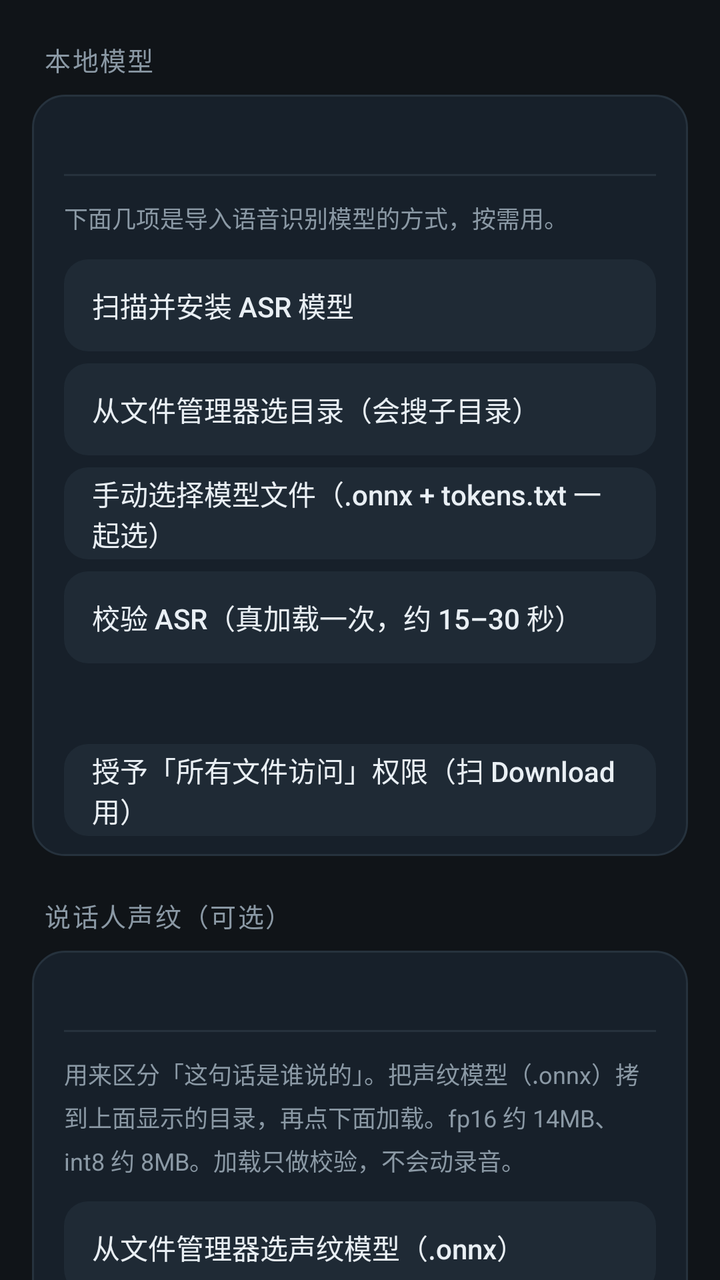
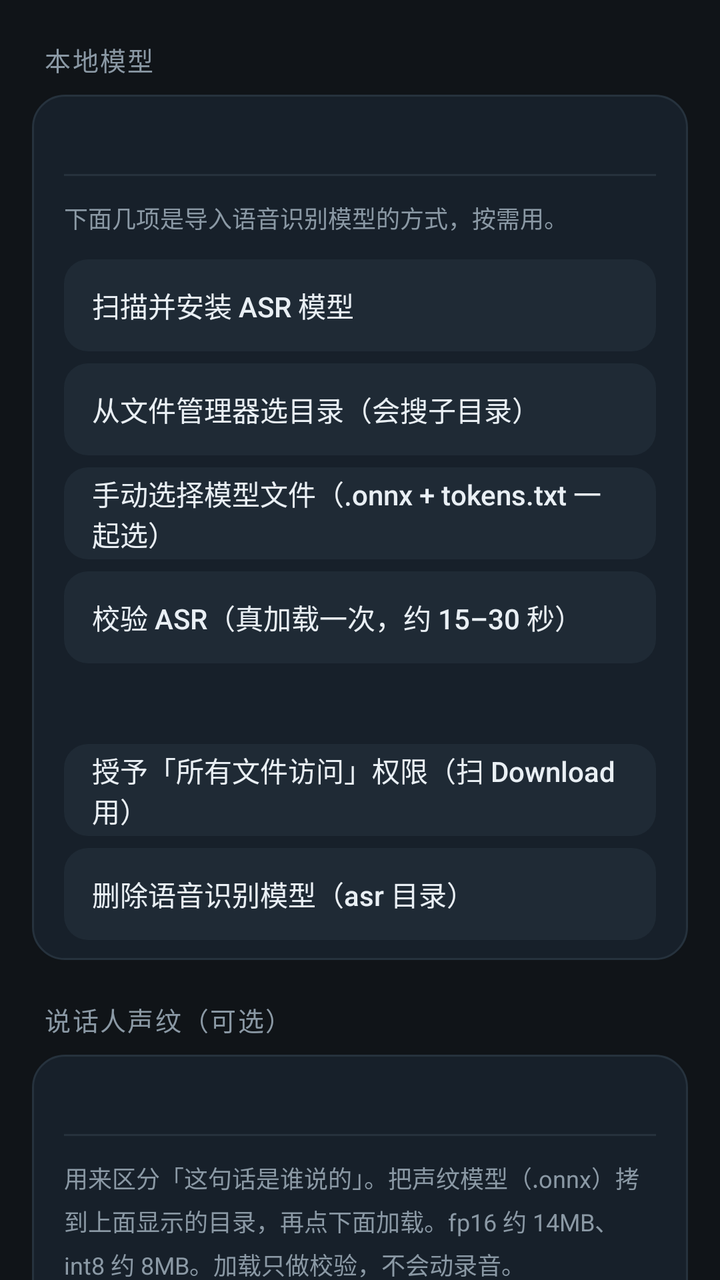

Compare the two renders of this Android layout. The source of the first and the diff that turns it into the second are given below.
<!-- AndroidManifest.xml: application theme Theme.LoudSpeak -->
<!-- res/layout/settings_model.xml -->
<?xml version="1.0" encoding="utf-8"?>
<ScrollView xmlns:android="http://schemas.android.com/apk/res/android"
    android:layout_width="match_parent"
    android:layout_height="match_parent"
    android:fillViewport="true"
    android:scrollbars="none">

    <LinearLayout
        android:layout_width="match_parent"
        android:layout_height="wrap_content"
        android:orientation="vertical"
        android:paddingLeft="16dp"
        android:paddingRight="16dp"
        android:paddingBottom="32dp">

        <TextView style="@style/SetSection" android:text="本地模型" />

        <LinearLayout style="@style/SetCard">

            <TextView
                android:id="@+id/tvModelStatus"
                android:layout_width="match_parent"
                android:layout_height="wrap_content"
                android:lineSpacingMultiplier="1.35"
                android:paddingTop="12dp"
                android:paddingBottom="6dp"
                android:textColor="@color/s_text"
                android:textSize="13sp" />

            <View style="@style/SetDivider" />

            <TextView
                style="@style/SetDesc"
                android:paddingTop="12dp"
                android:paddingBottom="6dp"
                android:text="下面几项是导入语音识别模型的方式，按需用。" />

            <androidx.appcompat.widget.AppCompatButton
                android:id="@+id/btnScan"
                style="@style/SetBtn"
                android:text="扫描并安装 ASR 模型" />

            <androidx.appcompat.widget.AppCompatButton
                android:id="@+id/btnSaf"
                style="@style/SetBtn"
                android:text="从文件管理器选目录（会搜子目录）" />

            <androidx.appcompat.widget.AppCompatButton
                android:id="@+id/btnPick"
                style="@style/SetBtn"
                android:text="手动选择模型文件（.onnx + tokens.txt 一起选）" />

            <androidx.appcompat.widget.AppCompatButton
                android:id="@+id/btnCheck"
                style="@style/SetBtn"
                android:text="校验 ASR（真加载一次，约 15–30 秒）" />

            <TextView
                android:id="@+id/tvPerm"
                style="@style/SetDesc"
                android:paddingTop="10dp" />

            <androidx.appcompat.widget.AppCompatButton
                android:id="@+id/btnPerm"
                style="@style/SetBtn"
                android:text="授予「所有文件访问」权限（扫 Download 用）" />
        </LinearLayout>

        <TextView style="@style/SetSection" android:text="说话人声纹（可选）" />

        <LinearLayout style="@style/SetCard">

            <TextView
                android:id="@+id/tvSpkStatus"
                android:layout_width="match_parent"
                android:layout_height="wrap_content"
                android:lineSpacingMultiplier="1.35"
                android:paddingTop="12dp"
                android:paddingBottom="6dp"
                android:textColor="@color/s_text"
                android:textSize="13sp" />

            <View style="@style/SetDivider" />

            <TextView
                style="@style/SetDesc"
                android:paddingTop="12dp"
                android:paddingBottom="6dp"
                android:text="用来区分「这句话是谁说的」。把声纹模型（.onnx）拷到上面显示的目录，再点下面加载。fp16 约 14MB、int8 约 8MB。加载只做校验，不会动录音。" />

            <androidx.appcompat.widget.AppCompatButton
                android:id="@+id/btnSpkPickFile"
                style="@style/SetBtn"
                android:text="从文件管理器选声纹模型（.onnx）" />

            <androidx.appcompat.widget.AppCompatButton
                android:id="@+id/btnSpkLoad"
                style="@style/SetBtn"
                android:text="加载 / 校验声纹模型" />

            <View style="@style/SetDivider" />

            <TextView
                android:id="@+id/tvSpkList"
                android:layout_width="match_parent"
                android:layout_height="wrap_content"
                android:lineSpacingMultiplier="1.35"
                android:paddingTop="12dp"
                android:paddingBottom="6dp"
                android:textColor="@color/s_text"
                android:textSize="13sp" />

            <androidx.appcompat.widget.AppCompatButton
                android:id="@+id/btnSpkAdd"
                style="@style/SetBtn"
                android:text="＋ 添加声纹（录 6 秒）" />

            <androidx.appcompat.widget.AppCompatButton
                android:id="@+id/btnSpkManage"
                style="@style/SetBtn"
                android:text="管理已登记的声纹（改名 / 删除 / 标注开关）" />

            <View style="@style/SetDivider" />

            <LinearLayout style="@style/SetRow">
                <LinearLayout
                    android:layout_width="0dp"
                    android:layout_height="wrap_content"
                    android:layout_weight="1"
                    android:orientation="vertical">
                    <TextView style="@style/SetTitle" android:text="音量不达标标注" />
                    <TextView
                        style="@style/SetDesc"
                        android:text="某句话说话声音太小（低于阈值）时，在那几个字下方画蓝色下划线提醒。可单独关。" />
                </LinearLayout>
                <Switch
                    android:id="@+id/swLowVol"
                    style="@style/SetSwitch" />
            </LinearLayout>
        </LinearLayout>

        <TextView style="@style/SetSection" android:text="识别语言" />

        <LinearLayout style="@style/SetCard">
            <TextView
                style="@style/SetDesc"
                android:paddingTop="12dp"
                android:paddingBottom="6dp"
                android:text="「中文」只留中文句，说了英文会整句跳过（不显示乱码）；中英混说选「中英文」；「自动」识别成什么语种就留什么，完全不过滤。" />

            <RadioGroup
                android:id="@+id/rgLang"
                android:layout_width="match_parent"
                android:layout_height="wrap_content"
                android:orientation="vertical">

                <RadioButton
                    android:id="@+id/rbLangZh"
                    style="@style/SetRadio"
                    android:text="中文" />

                <RadioButton
                    android:id="@+id/rbLangEn"
                    style="@style/SetRadio"
                    android:text="英文" />

                <RadioButton
                    android:id="@+id/rbLangAuto"
                    style="@style/SetRadio"
                    android:text="中英文" />

                <RadioButton
                    android:id="@+id/rbLangRaw"
                    style="@style/SetRadio"
                    android:text="自动" />
            </RadioGroup>
        </LinearLayout>

        <TextView style="@style/SetSection" android:text="网络通道" />

        <LinearLayout style="@style/SetCard">

            <TextView
                android:id="@+id/tvNetStatus"
                style="@style/SetDesc"
                android:paddingTop="12dp" />

            <RadioGroup
                android:id="@+id/rgNet"
                android:layout_width="match_parent"
                android:layout_height="wrap_content"
                android:orientation="vertical">

                <RadioButton
                    android:id="@+id/rbNetAuto"
                    style="@style/SetRadio"
                    android:text="自动：PC 通就用 PC，不通就用本地" />

                <RadioButton
                    android:id="@+id/rbNetLocal"
                    style="@style/SetRadio"
                    android:text="只用本地（完全离线）" />

                <RadioButton
                    android:id="@+id/rbNetPc"
                    style="@style/SetRadio"
                    android:text="只用 PC（PC 没开就报错，不偷偷换）" />
            </RadioGroup>

            <View style="@style/SetDivider" />

            <LinearLayout style="@style/SetRow">
                <LinearLayout
                    android:layout_width="0dp"
                    android:layout_height="wrap_content"
                    android:layout_weight="1"
                    android:orientation="vertical">

                    <TextView style="@style/SetTitle" android:text="PC 地址" />
                    <TextView
                        android:id="@+id/tvPcAddr"
                        style="@style/SetDesc" />
                </LinearLayout>

                <androidx.appcompat.widget.AppCompatButton
                    android:id="@+id/btnPcIp"
                    style="@style/SetBtn"
                    android:layout_width="wrap_content"
                    android:layout_marginTop="0dp"
                    android:text="改 IP" />
            </LinearLayout>

            <View style="@style/SetDivider" />

            <LinearLayout style="@style/SetRow">
                <LinearLayout
                    android:layout_width="0dp"
                    android:layout_height="wrap_content"
                    android:layout_weight="1"
                    android:orientation="vertical">

                    <TextView style="@style/SetTitle" android:text="用家里 PC 的大模型判定" />
                    <TextView
                        style="@style/SetDesc"
                        android:text="关着的时候，判定在手机上离线做完，录音和文字都不出手机。&#10;打开后，每次判定会把「这次的句子文字」发给上面的 PC，PC 上的大模型判完回结果；PC 没开、断了、超时，都自动退回手机本地规则，不会卡住也不会报错。" />
                </LinearLayout>

                <Switch
                    android:id="@+id/swPcJudge"
                    style="@style/SetSwitch" />
            </LinearLayout>

            <androidx.appcompat.widget.AppCompatButton
                android:id="@+id/btnPcJudgeTest"
                style="@style/SetBtn"
                android:layout_marginTop="0dp"
                android:text="测试 PC 判定（发两句样例试试）" />

            <TextView
                style="@style/SetDesc"
                android:paddingTop="8dp"
                android:text="⚠ 只有这一项会把数据发到局域网里的 PC（只发本次句子文字，不发录音）。想要「数据绝不出手机」，把开关关掉即可，关掉后 App 一次网络请求都不会发。" />
        </LinearLayout>

        <TextView style="@style/SetSection" android:text="其它" />

        <LinearLayout style="@style/SetCard">
            <androidx.appcompat.widget.AppCompatButton
                android:id="@+id/btnSelf"
                style="@style/SetBtn"
                android:layout_marginTop="12dp"
                android:text="系统自检（内存 / 存储 / 麦克风）" />

            <androidx.appcompat.widget.AppCompatButton
                android:id="@+id/btnCapture"
                style="@style/SetBtn"
                android:text="采集验证（预览 / 录制 / 实测分辨率）" />

            <androidx.appcompat.widget.AppCompatButton
                android:id="@+id/btnErr"
                style="@style/SetBtn"
                android:text="错误报告（调试用）" />
        </LinearLayout>
    </LinearLayout>
</ScrollView>
<!-- resources referenced by this layout -->
<resources>
  <color name="s_text">#FFE9EFF4</color>
  <style name="SetDesc">
          <item name="android:layout_width">match_parent</item>
          <item name="android:layout_height">wrap_content</item>
          <item name="android:textColor">@color/s_text2</item>
          <item name="android:textSize">12sp</item>
          <item name="android:lineSpacingMultiplier">1.25</item>
          <item name="android:paddingTop">3dp</item>
          <item name="android:paddingBottom">8dp</item>
      </style>
  <style name="SetDivider">
          <item name="android:layout_width">match_parent</item>
          <item name="android:layout_height">1dp</item>
          <item name="android:background">@color/s_stroke</item>
      </style>
  <style name="SetRadio">
          <item name="android:layout_width">match_parent</item>
          <item name="android:layout_height">wrap_content</item>
          <item name="android:textColor">@color/s_text</item>
          <item name="android:textSize">14sp</item>
          <item name="android:minHeight">44dp</item>
          <item name="android:buttonTint">@color/s_accent</item>
      </style>
  <style name="SetRow">
          <item name="android:layout_width">match_parent</item>
          <item name="android:layout_height">wrap_content</item>
          <item name="android:orientation">horizontal</item>
          <item name="android:gravity">center_vertical</item>
          <item name="android:minHeight">54dp</item>
          <item name="android:paddingTop">10dp</item>
          <item name="android:paddingBottom">10dp</item>
      </style>
  <style name="SetSwitch">
          <item name="android:layout_width">wrap_content</item>
          <item name="android:layout_height">wrap_content</item>
          <item name="android:layout_marginStart">8dp</item>
          <item name="android:thumbTint">@color/s_accent</item>
      </style>
  <style name="SetTitle">
          <item name="android:layout_width">wrap_content</item>
          <item name="android:layout_height">wrap_content</item>
          <item name="android:textColor">@color/s_text</item>
          <item name="android:textSize">15sp</item>
      </style>
  <style name="Theme.LoudSpeak" parent="Theme.Material3.DayNight.NoActionBar">
          <item name="android:colorBackground">@color/bg</item>
          <item name="colorPrimary">@color/accent</item>
          <item name="colorOnPrimary">@color/black</item>
          
          <item name="android:windowFullscreen">true</item>
          <item name="android:windowLayoutInDisplayCutoutMode">shortEdges</item>
          
          <item name="materialButtonStyle">@style/LSButton</item>
      </style>
  <!-- drawable bg_card (drawable) -->
  <?xml version="1.0" encoding="utf-8"?>
  <shape xmlns:android="http://schemas.android.com/apk/res/android" android:shape="rectangle">
      <solid android:color="@color/s_card" />
      <corners android:radius="16dp" />
      <stroke android:width="1dp" android:color="@color/s_stroke" />
  </shape>
  <color name="s_text2">#FF8B99A5</color>
  <color name="s_stroke">#FF26323D</color>
  <color name="s_accent">#FF4FA3FF</color>
  <color name="bg">#FF101418</color>
  <color name="accent">#FF4CAF50</color>
  <color name="black">#FF000000</color>
  <style name="LSButton" parent="Widget.Material3.Button">
          <item name="backgroundTint">@color/btn_bg</item>
          <item name="android:textColor">@color/btn_text</item>
      </style>
  <color name="s_card_dis">#FF1A2129</color>
  <color name="s_card_press">#FF2C3A48</color>
  <color name="s_card_soft">#FF1F2A35</color>
  <color name="s_card">#FF17202A</color>
  <!-- unchanged entries left out for length: 4 -->
</resources>

<!-- the commit's change to res/layout/settings_model.xml (unified diff, before → after) -->
@@ -64,6 +64,11 @@
                 android:id="@+id/btnPerm"
                 style="@style/SetBtn"
                 android:text="授予「所有文件访问」权限（扫 Download 用）" />
+
+            <androidx.appcompat.widget.AppCompatButton
+                android:id="@+id/btnAsrDel"
+                style="@style/SetBtn"
+                android:text="删除语音识别模型（asr 目录）" />
         </LinearLayout>
 
         <TextView style="@style/SetSection" android:text="说话人声纹（可选）" />
@@ -120,23 +125,10 @@
                 style="@style/SetBtn"
                 android:text="管理已登记的声纹（改名 / 删除 / 标注开关）" />
 
-            <View style="@style/SetDivider" />
-
-            <LinearLayout style="@style/SetRow">
-                <LinearLayout
-                    android:layout_width="0dp"
-                    android:layout_height="wrap_content"
-                    android:layout_weight="1"
-                    android:orientation="vertical">
-                    <TextView style="@style/SetTitle" android:text="音量不达标标注" />
-                    <TextView
-                        style="@style/SetDesc"
-                        android:text="某句话说话声音太小（低于阈值）时，在那几个字下方画蓝色下划线提醒。可单独关。" />
-                </LinearLayout>
-                <Switch
-                    android:id="@+id/swLowVol"
-                    style="@style/SetSwitch" />
-            </LinearLayout>
+            <androidx.appcompat.widget.AppCompatButton
+                android:id="@+id/btnSpkDelModel"
+                style="@style/SetBtn"
+                android:text="删除声纹模型文件（仅删模型，不影响已登记声纹）" />
         </LinearLayout>
 
         <TextView style="@style/SetSection" android:text="识别语言" />
